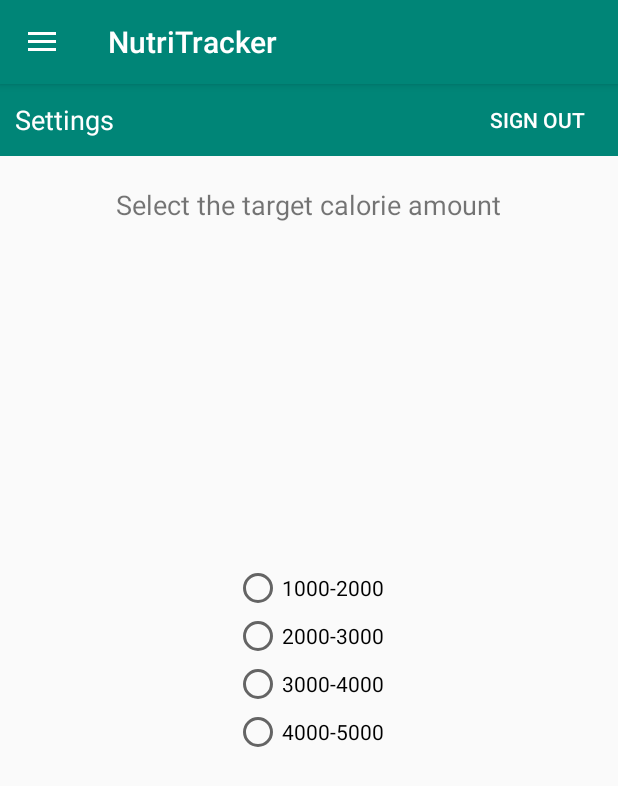
After one commit to heshanpadmasiri/NutriTracker, an Android app: the fragment SettingsFragment placed in its activity, on a phone screen of 412 x 824 dp. The commit adds this screen. Shown: the top 786 px of the screen. Run offline under Robolectric (Android 15) with nearby library versions, the phone set to English and light mode, and no system bars; our stand-ins replace Firebase (no records; nobody signed in at launch, a user with empty details on screens opened directly); libraries missing offline, so code that uses them is left out: com.firebase.ui.

Commit message:
Completed UI part

```diff
--- /dev/null
+++ b/app/src/main/java/com/app/nutritracker/nutritracker/DietFragment.java
@@ -0,0 +1,108 @@
+package com.app.nutritracker.nutritracker;
+
+import android.content.Context;
+import android.net.Uri;
+import android.os.Bundle;
+import android.app.Fragment;
+import android.view.LayoutInflater;
+import android.view.View;
+import android.view.ViewGroup;
+
+
+/**
+ * A simple {@link Fragment} subclass.
+ * Activities that contain this fragment must implement the
+ * {@link DietFragment.OnFragmentInteractionListener} interface
+ * to handle interaction events.
+ * Use the {@link DietFragment#newInstance} factory method to
+ * create an instance of this fragment.
+ */
+public class DietFragment extends Fragment {
+    // TODO: Rename parameter arguments, choose names that match
+    // the fragment initialization parameters, e.g. ARG_ITEM_NUMBER
+    private static final String ARG_PARAM1 = "param1";
+    private static final String ARG_PARAM2 = "param2";
+
+    // TODO: Rename and change types of parameters
+    private String mParam1;
+    private String mParam2;
+
+    private OnFragmentInteractionListener mListener;
+
+    public DietFragment() {
+        // Required empty public constructor
+    }
+
+    /**
+     * Use this factory method to create a new instance of
+     * this fragment using the provided parameters.
+     *
+     * @param param1 Parameter 1.
+     * @param param2 Parameter 2.
+     * @return A new instance of fragment DietFragment.
+     */
+    // TODO: Rename and change types and number of parameters
+    public static DietFragment newInstance(String param1, String param2) {
+        DietFragment fragment = new DietFragment();
+        Bundle args = new Bundle();
+        args.putString(ARG_PARAM1, param1);
+        args.putString(ARG_PARAM2, param2);
+        fragment.setArguments(args);
+        return fragment;
+    }
+
+    @Override
+    public void onCreate(Bundle savedInstanceState) {
+        super.onCreate(savedInstanceState);
+        if (getArguments() != null) {
+            mParam1 = getArguments().getString(ARG_PARAM1);
+            mParam2 = getArguments().getString(ARG_PARAM2);
+        }
+    }
+
+    @Override
+    public View onCreateView(LayoutInflater inflater, ViewGroup container,
+                             Bundle savedInstanceState) {
+        // Inflate the layout for this fragment
+        return inflater.inflate(R.layout.fragment_diet, container, false);
+    }
+
+    // TODO: Rename method, update argument and hook method into UI event
+    public void onButtonPressed(Uri uri) {
+        if (mListener != null) {
+            mListener.onFragmentInteraction(uri);
+        }
+    }
+
+    @Override
+    public void onAttach(Context context) {
+        super.onAttach(context);
+        if (context instanceof OnFragmentInteractionListener) {
+            mListener = (OnFragmentInteractionListener) context;
+        } else {
+            throw new RuntimeException(context.toString()
+                    + " must implement OnFragmentInteractionListener");
+        }
+    }
+
+    @Override
+    public void onDetach() {
+        super.onDetach();
+        mListener = null;
+    }
+
+    /**
+     * This interface must be implemented by activities that contain this
+     * fragment to allow an interaction in this fragment to be communicated
+     * to the activity and potentially other fragments contained in that
+     * activity.
+     * <p>
+     * See the Android Training lesson <a href=
+     * "http://developer.android.com/training/basics/fragments/communicating.html"
+     * >Communicating with Other Fragments</a> for more information.
+     */
+    public interface OnFragmentInteractionListener {
+        // TODO: Update argument type and name
+        void onFragmentInteraction(Uri uri);
+    }
+}
--- /dev/null
+++ b/app/src/main/java/com/app/nutritracker/nutritracker/SettingsFragment.java
@@ -0,0 +1,108 @@
+package com.app.nutritracker.nutritracker;
+
+import android.content.Context;
+import android.net.Uri;
+import android.os.Bundle;
+import android.app.Fragment;
+import android.view.LayoutInflater;
+import android.view.View;
+import android.view.ViewGroup;
+
+
+/**
+ * A simple {@link Fragment} subclass.
+ * Activities that contain this fragment must implement the
+ * {@link SettingsFragment.OnFragmentInteractionListener} interface
+ * to handle interaction events.
+ * Use the {@link SettingsFragment#newInstance} factory method to
+ * create an instance of this fragment.
+ */
+public class SettingsFragment extends Fragment {
+    // TODO: Rename parameter arguments, choose names that match
+    // the fragment initialization parameters, e.g. ARG_ITEM_NUMBER
+    private static final String ARG_PARAM1 = "param1";
+    private static final String ARG_PARAM2 = "param2";
+
+    // TODO: Rename and change types of parameters
+    private String mParam1;
+    private String mParam2;
+
+    private OnFragmentInteractionListener mListener;
+
+    public SettingsFragment() {
+        // Required empty public constructor
+    }
+
+    /**
+     * Use this factory method to create a new instance of
+     * this fragment using the provided parameters.
+     *
+     * @param param1 Parameter 1.
+     * @param param2 Parameter 2.
+     * @return A new instance of fragment SettingsFragment.
+     */
+    // TODO: Rename and change types and number of parameters
+    public static SettingsFragment newInstance(String param1, String param2) {
+        SettingsFragment fragment = new SettingsFragment();
+        Bundle args = new Bundle();
+        args.putString(ARG_PARAM1, param1);
+        args.putString(ARG_PARAM2, param2);
+        fragment.setArguments(args);
+        return fragment;
+    }
+
+    @Override
+    public void onCreate(Bundle savedInstanceState) {
+        super.onCreate(savedInstanceState);
+        if (getArguments() != null) {
+            mParam1 = getArguments().getString(ARG_PARAM1);
+            mParam2 = getArguments().getString(ARG_PARAM2);
+        }
+    }
+
+    @Override
+    public View onCreateView(LayoutInflater inflater, ViewGroup container,
+                             Bundle savedInstanceState) {
+        // Inflate the layout for this fragment
+        return inflater.inflate(R.layout.fragment_settings, container, false);
+    }
+
+    // TODO: Rename method, update argument and hook method into UI event
+    public void onButtonPressed(Uri uri) {
+        if (mListener != null) {
+            mListener.onFragmentInteraction(uri);
+        }
+    }
+
+    @Override
+    public void onAttach(Context context) {
+        super.onAttach(context);
+        if (context instanceof OnFragmentInteractionListener) {
+            mListener = (OnFragmentInteractionListener) context;
+        } else {
+            throw new RuntimeException(context.toString()
+                    + " must implement OnFragmentInteractionListener");
+        }
+    }
+
+    @Override
+    public void onDetach() {
+        super.onDetach();
+        mListener = null;
+    }
+
+    /**
+     * This interface must be implemented by activities that contain this
+     * fragment to allow an interaction in this fragment to be communicated
+     * to the activity and potentially other fragments contained in that
+     * activity.
+     * <p>
+     * See the Android Training lesson <a href=
+     * "http://developer.android.com/training/basics/fragments/communicating.html"
+     * >Communicating with Other Fragments</a> for more information.
+     */
+    public interface OnFragmentInteractionListener {
+        // TODO: Update argument type and name
+        void onFragmentInteraction(Uri uri);
+    }
+}
--- /dev/null
+++ b/app/src/main/res/layout/fragment_settings.xml
@@ -0,0 +1,80 @@
+<?xml version="1.0" encoding="utf-8"?>
+<FrameLayout xmlns:android="http://schemas.android.com/apk/res/android"
+    xmlns:tools="http://schemas.android.com/tools"
+    android:layout_width="match_parent"
+    android:layout_height="match_parent"
+    tools:context=".SettingsFragment">
+
+    <RelativeLayout
+        android:layout_width="match_parent"
+        android:layout_height="match_parent">
+        <RelativeLayout
+            android:layout_width="match_parent"
+            android:layout_height="wrap_content"
+            android:background="@color/colorPrimary"
+            android:layout_alignParentTop="true"
+            android:id="@+id/top">
+            <TextView
+                android:layout_width="wrap_content"
+                android:layout_height="wrap_content"
+                android:text="Settings"
+                android:textColor="#fff"
+                android:layout_margin="10dp"
+                android:layout_alignParentLeft="true"
+                android:layout_centerVertical="true"
+                android:textSize="18dp"/>
+
+            <Button
+                android:layout_width="wrap_content"
+                android:layout_height="wrap_content"
+                android:layout_alignParentRight="true"
+                android:layout_centerVertical="true"
+                android:id="@+id/btn_settings"
+                android:background="@null"
+                android:text="Sign out"
+                android:textColor="#fff"
+                android:layout_marginRight="10dp"/>
+
+        </RelativeLayout>
+
+        <TextView
+            android:layout_width="wrap_content"
+            android:layout_height="wrap_content"
+            android:layout_below="@+id/top"
+            android:layout_marginTop="20dp"
+            android:text="Select the target calorie amount"
+            android:layout_centerHorizontal="true"
+            android:textSize="18dp"/>
+
+        <RadioGroup
+            android:layout_width="wrap_content"
+            android:layout_height="wrap_content"
+            android:layout_centerInParent="true"
+            android:id="@+id/rg_1">
+
+            <RadioButton
+                android:layout_width="wrap_content"
+                android:layout_height="wrap_content"
+                android:id="@+id/rb_1"
+                android:text="1000-2000"/>
+            <RadioButton
+                android:layout_width="wrap_content"
+                android:layout_height="wrap_content"
+                android:id="@+id/rb_2"
+                android:text="2000-3000"/>
+            <RadioButton
+                android:layout_width="wrap_content"
+                android:layout_height="wrap_content"
+                android:id="@+id/rb_3"
+                android:text="3000-4000"/>
+            <RadioButton
+                android:layout_width="wrap_content"
+                android:layout_height="wrap_content"
+                android:id="@+id/rb_4"
+                android:text="4000-5000"/>
+
+        </RadioGroup>
+
+    </RelativeLayout>
+
+</FrameLayout>
--- a/app/src/main/res/layout/nav_header_main.xml
+++ b/app/src/main/res/layout/nav_header_main.xml
@@ -4,7 +4,7 @@
     xmlns:app="http://schemas.android.com/apk/res-auto"
     android:layout_width="match_parent"
     android:layout_height="@dimen/nav_header_height"
-    android:background="@drawable/side_nav_bar"
+    android:background="@drawable/drawer"
     android:paddingBottom="@dimen/activity_vertical_margin"
     android:paddingLeft="@dimen/activity_horizontal_margin"
     android:paddingRight="@dimen/activity_horizontal_margin"
@@ -26,13 +26,15 @@
         android:layout_height="wrap_content"
         android:paddingTop="@dimen/nav_header_vertical_spacing"
         android:text="@string/nav_header_title"
-        android:textAppearance="@style/TextAppearance.AppCompat.Body1" />
+        android:textAppearance="@style/TextAppearance.AppCompat.Body1"
+        android:textColor="#000"/>
 
     <TextView
         android:layout_width="wrap_content"
         android:layout_height="wrap_content"
         android:text="username"
         android:id="@+id/textView"
+        android:textColor="#000"
         />
 
 </LinearLayout>
--- a/app/src/main/res/menu/main.xml
+++ b/app/src/main/res/menu/main.xml
@@ -1,8 +1,5 @@
 <?xml version="1.0" encoding="utf-8"?>
 <menu xmlns:android="http://schemas.android.com/apk/res/android"
     xmlns:app="http://schemas.android.com/apk/res-auto">
-    <item android:id="@+id/action_settings"
-        android:title="@string/action_settings"
-        android:orderInCategory="100"
-        app:showAsAction="never" />
+
 </menu>
--- a/app/src/main/res/values/colors.xml
+++ b/app/src/main/res/values/colors.xml
@@ -2,5 +2,5 @@
 <resources>
     <color name="colorPrimary">#008577</color>
     <color name="colorPrimaryDark">#00574B</color>
-    <color name="colorAccent">#D81B60</color>
+    <color name="colorAccent">#005801</color>
 </resources>
```
Also changed, not shown: app/src/main/java/com/app/nutritracker/nutritracker/GraphFragment.java (added, +108 -0 lines), app/src/main/java/com/app/nutritracker/nutritracker/MainActivity.java (+14 -28 lines), app/src/main/res/layout/app_bar_main.xml (+1 -7 lines), app/src/main/res/layout/fragment_diet.xml (added, +173 -0 lines), app/src/main/res/layout/fragment_graph.xml (added, +28 -0 lines), app/src/main/res/menu/activity_main_drawer.xml (+12 -25 lines), app/build.gradle (line endings or trailing spaces).
